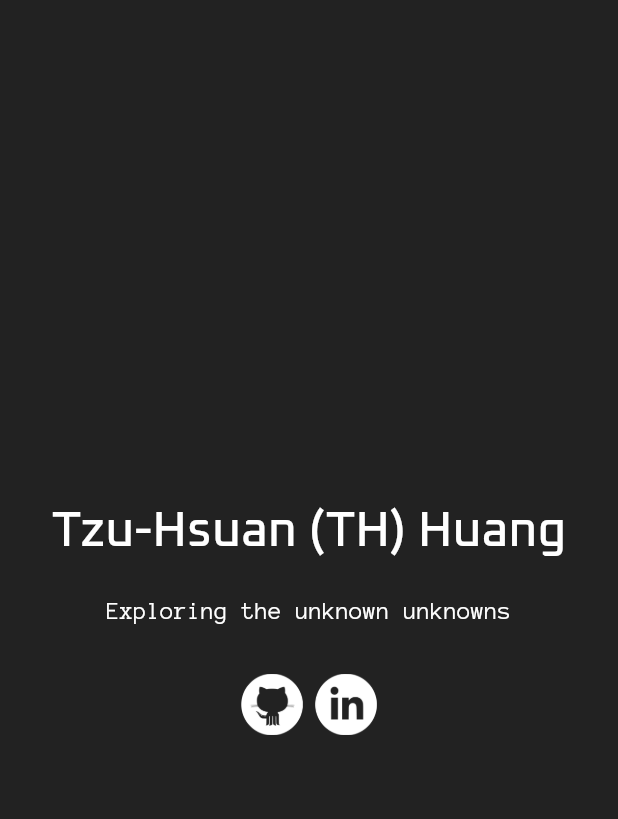
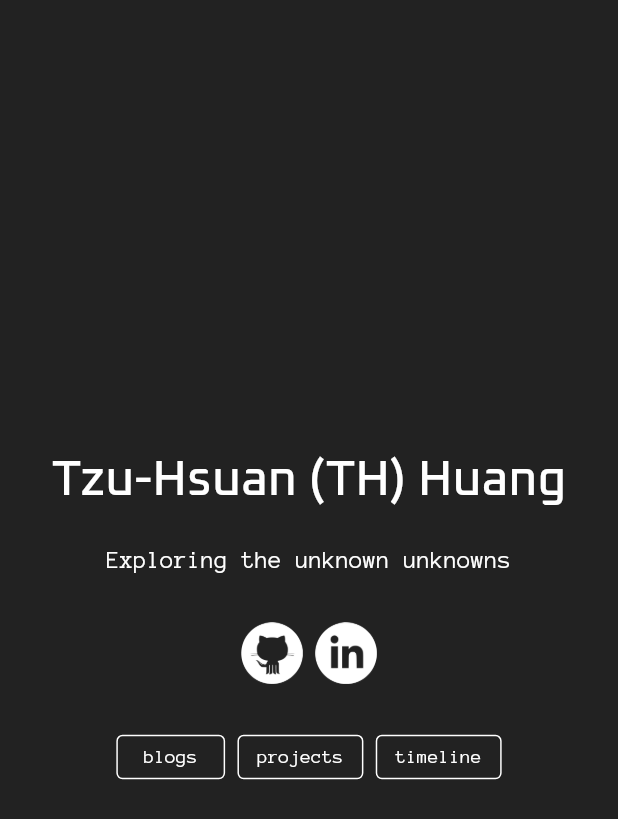
Before and after one commit to thhuang/thhuang.github.io, a Flutter app: the screen it shows after launch, on a phone screen of 412 x 824 dp. Shown: the top 819 px of the screen. Run offline on Flutter 3.47's test engine with Material 2 defaults, Android fonts, the light colour scheme and no system bars; drawn by our look-alikes of animated_background.

Commit message:
add navigation buttons

```diff
--- a/lib/features/landing/presentation/screens/landing_screen.dart
+++ b/lib/features/landing/presentation/screens/landing_screen.dart
@@ -7,7 +7,7 @@ import '../../../../core/constants.dart';
 import '../../../../core/presentation/widget_animations.dart';
 
 const double _contentWidth = 500;
-const double _contentHeight = 200;
+const double _contentHeight = 280;
 
 class LandingScreen extends StatelessWidget {
   static const String ID = '/';
@@ -49,6 +49,13 @@ class Content extends StatelessWidget {
 
   @override
   Widget build(BuildContext context) {
+    final titleTextStyle =
+        Theme.of(context).textTheme.headline1.copyWith(fontSize: 40.0);
+    final subtitleTextStyle =
+        Theme.of(context).textTheme.headline2.copyWith(fontSize: 20.0);
+    final buttonTextStyle =
+        Theme.of(context).textTheme.headline2.copyWith(fontSize: 16.0);
+
     return FadeAnimation(
       sleepMilliseconds: 1000,
       milliseconds: 2000,
@@ -58,15 +65,13 @@ class Content extends StatelessWidget {
           Text(
             'Tzu-Hsuan (TH) Huang',
             textAlign: TextAlign.center,
-            style:
-                Theme.of(context).textTheme.headline1.copyWith(fontSize: 40.0),
+            style: titleTextStyle,
           ),
           SizedBox(height: 30),
           Text(
             'Exploring the unknown unknowns',
             textAlign: TextAlign.center,
-            style:
-                Theme.of(context).textTheme.headline2.copyWith(fontSize: 20.0),
+            style: subtitleTextStyle,
           ),
           SizedBox(height: 40),
           Row(
@@ -83,8 +88,54 @@ class Content extends StatelessWidget {
               ),
             ],
           ),
+          SizedBox(height: 35),
+          Row(
+            mainAxisAlignment: MainAxisAlignment.center,
+            children: [
+              RoundedButton(
+                onPressed: () => print('pressed'),
+                child: Text('blogs', style: buttonTextStyle),
+              ),
+              SizedBox(width: 10.0),
+              RoundedButton(
+                onPressed: () => print('pressed'),
+                child: Text('projects', style: buttonTextStyle),
+              ),
+              SizedBox(width: 10.0),
+              RoundedButton(
+                onPressed: () => print('pressed'),
+                child: Text('timeline', style: buttonTextStyle),
+              ),
+            ],
+          ),
         ],
       ),
     );
   }
 }
+
+class RoundedButton extends StatelessWidget {
+  final Widget child;
+  final Color color;
+  final void Function() onPressed;
+
+  const RoundedButton({
+    Key key,
+    this.child,
+    @required this.onPressed,
+    this.color = Colors.white,
+  }) : super(key: key);
+
+  @override
+  Widget build(BuildContext context) {
+    return FlatButton(
+      child: child,
+      onPressed: onPressed,
+      shape: RoundedRectangleBorder(
+        borderRadius: BorderRadius.circular(5.0),
+        side: BorderSide(color: color, width: 1.2),
+      ),
+      hoverColor: Colors.white12,
+    );
+  }
+}
```
